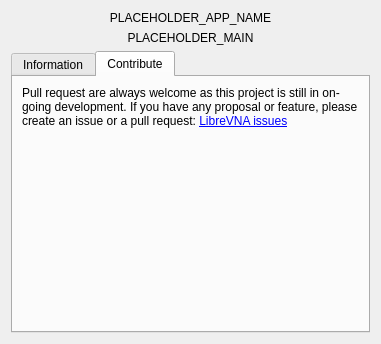
Qt form Software/PC_Application/aboutdialog.ui (jankae/LibreVNA) before a commit.
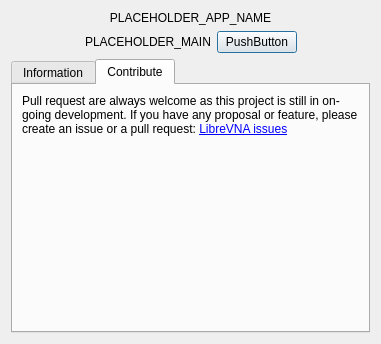
The same form after that commit. The open tabs and pages were chosen to show the change.

Commit message: about: add to clipboard

What changed in the file:
```diff
--- a/Software/PC_Application/aboutdialog.ui
+++ b/Software/PC_Application/aboutdialog.ui
@@ -33,6 +33,21 @@
       </widget>
      </item>
      <item>
+      <layout class="QHBoxLayout" name="horizontalLayout">
+       <item>
+        <spacer name="horizontalSpacer_2">
+         <property name="orientation">
+          <enum>Qt::Horizontal</enum>
+         </property>
+         <property name="sizeHint" stdset="0">
+          <size>
+           <width>40</width>
+           <height>20</height>
+          </size>
+         </property>
+        </spacer>
+       </item>
+       <item>
       <widget class="QLabel" name="appVersion">
        <property name="text">
         <string>PLACEHOLDER_MAIN</string>
@@ -42,6 +57,31 @@
        </property>
       </widget>
      </item>
+       <item>
+        <widget class="QPushButton" name="appVersionClipboard">
+         <property name="layoutDirection">
+          <enum>Qt::LeftToRight</enum>
+         </property>
+         <property name="text">
+          <string>PushButton</string>
+         </property>
+        </widget>
+       </item>
+       <item>
+        <spacer name="horizontalSpacer">
+         <property name="orientation">
+          <enum>Qt::Horizontal</enum>
+         </property>
+         <property name="sizeHint" stdset="0">
+          <size>
+           <width>40</width>
+           <height>20</height>
+          </size>
+         </property>
+        </spacer>
+       </item>
+      </layout>
+     </item>
     </layout>
    </item>
    <item>
```
Left out of the diff: 2 changed lines with no effect on the pictures. Lines whose indentation alone changed are shown as unchanged. The commit also changes 2 other files.
